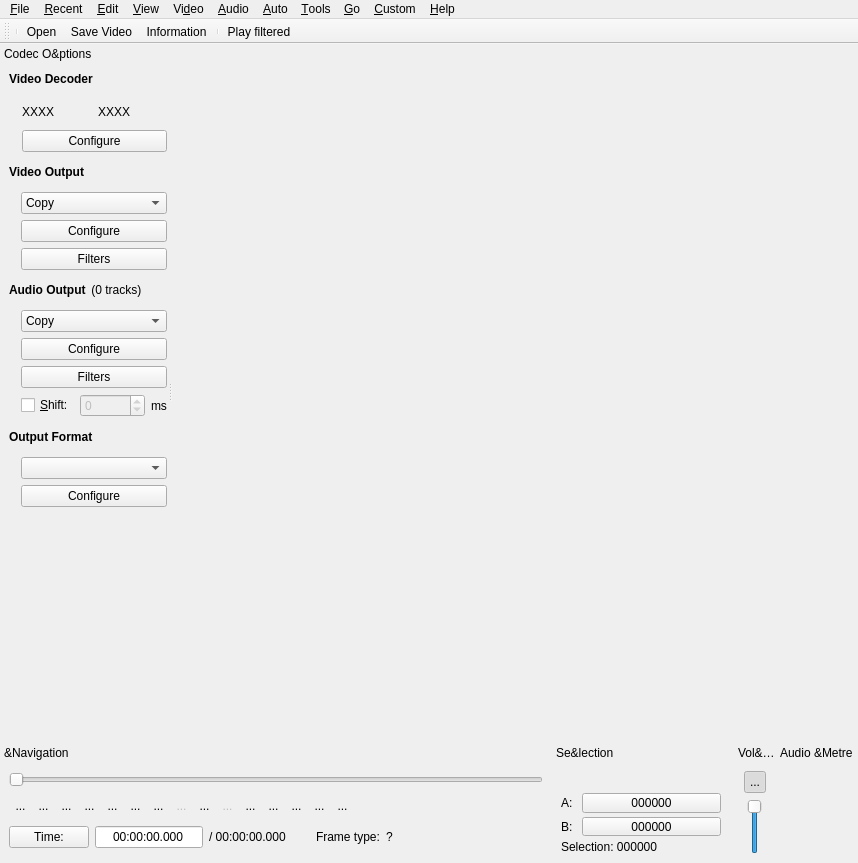
mean00/avidemux2, file avidemux/qt4/ADM_userInterfaces/ADM_gui/gui2.ui: the form before one commit.
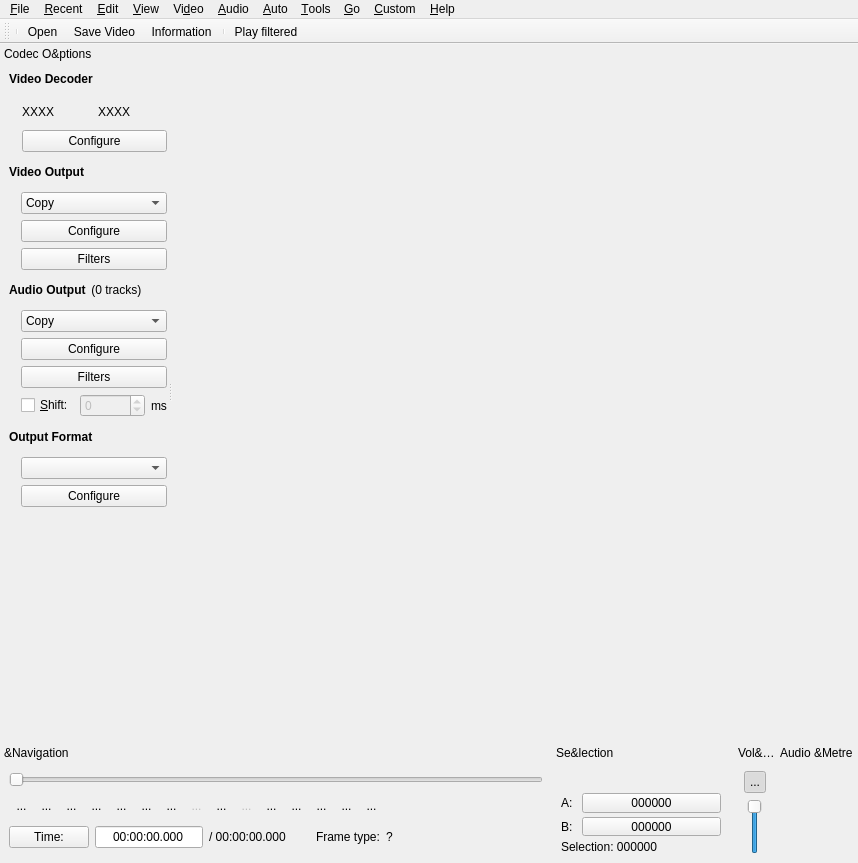
The form after the commit. Icons and pictures are not drawn. Custom widgets are drawn as their Qt base class.

Commit message: [GUI] increase button spacing

Patch:
```diff
--- a/avidemux/qt4/ADM_userInterfaces/ADM_gui/gui2.ui
+++ b/avidemux/qt4/ADM_userInterfaces/ADM_gui/gui2.ui
@@ -189,7 +189,7 @@
     <enum>Qt::PreventContextMenu</enum>
    </property>
    <property name="styleSheet">
-    <string notr="true">QToolButton{border: none;margin-left:2px;margin-right:2px;}</string>
+    <string notr="true">QToolButton{border: none;margin-left:3px;margin-right:3px;}</string>
    </property>
    <property name="orientation">
     <enum>Qt::Horizontal</enum>
@@ -983,8 +983,8 @@
            </property>
            <property name="styleSheet">
             <string notr="true">border: none;
-margin-left:2px;
-margin-right:2px;</string>
+margin-left:3px;
+margin-right:3px;</string>
            </property>
            <property name="text">
             <string>...</string>
@@ -1012,8 +1012,8 @@
            </property>
            <property name="styleSheet">
             <string notr="true">border: none;
-margin-left:2px;
-margin-right:2px;</string>
+margin-left:3px;
+margin-right:3px;</string>
            </property>
            <property name="text">
             <string>...</string>
@@ -1041,8 +1041,8 @@
            </property>
            <property name="styleSheet">
             <string notr="true">border: none;
-margin-left:2px;
-margin-right:2px;</string>
+margin-left:3px;
+margin-right:3px;</string>
            </property>
            <property name="text">
             <string>...</string>
@@ -1070,8 +1070,8 @@
            </property>
            <property name="styleSheet">
             <string notr="true">border: none;
-margin-left:2px;
-margin-right:2px;</string>
+margin-left:3px;
+margin-right:3px;</string>
            </property>
            <property name="text">
             <string>...</string>
@@ -1099,8 +1099,8 @@
            </property>
            <property name="styleSheet">
             <string notr="true">border: none;
-margin-left:2px;
-margin-right:2px;</string>
+margin-left:3px;
+margin-right:3px;</string>
            </property>
            <property name="text">
             <string>...</string>
@@ -1128,8 +1128,8 @@
            </property>
            <property name="styleSheet">
             <string notr="true">border: none;
-margin-left:2px;
-margin-right:2px;</string>
+margin-left:3px;
+margin-right:3px;</string>
            </property>
            <property name="text">
             <string>...</string>
@@ -1157,8 +1157,8 @@
            </property>
            <property name="styleSheet">
             <string notr="true">border: none;
-margin-left:2px;
-margin-right:2px;</string>
+margin-left:3px;
+margin-right:3px;</string>
            </property>
            <property name="text">
             <string>...</string>
@@ -1189,8 +1189,8 @@
            </property>
            <property name="styleSheet">
             <string notr="true">border: none;
-margin-left:2px;
-margin-right:2px;</string>
+margin-left:3px;
+margin-right:3px;</string>
            </property>
            <property name="text">
             <string>...</string>
@@ -1218,8 +1218,8 @@
            </property>
            <property name="styleSheet">
             <string notr="true">border: none;
-margin-left:2px;
-margin-right:2px;</string>
+margin-left:3px;
+margin-right:3px;</string>
            </property>
            <property name="text">
             <string>...</string>
@@ -1250,8 +1250,8 @@
            </property>
            <property name="styleSheet">
             <string notr="true">border: none;
-margin-left:2px;
-margin-right:2px;</string>
+margin-left:3px;
+margin-right:3px;</string>
            </property>
            <property name="text">
             <string>...</string>
@@ -1279,8 +1279,8 @@
            </property>
            <property name="styleSheet">
             <string notr="true">border: none;
-margin-left:2px;
-margin-right:2px;</string>
+margin-left:3px;
+margin-right:3px;</string>
            </property>
            <property name="text">
             <string>...</string>
@@ -1308,8 +1308,8 @@
            </property>
            <property name="styleSheet">
             <string notr="true">border: none;
-margin-left:2px;
-margin-right:2px;</string>
+margin-left:3px;
+margin-right:3px;</string>
            </property>
            <property name="text">
             <string>...</string>
@@ -1337,8 +1337,8 @@
            </property>
            <property name="styleSheet">
             <string notr="true">border: none;
-margin-left:2px;
-margin-right:2px;</string>
+margin-left:3px;
+margin-right:3px;</string>
            </property>
            <property name="text">
             <string>...</string>
@@ -1366,8 +1366,8 @@
            </property>
            <property name="styleSheet">
             <string notr="true">border: none;
-margin-left:2px;
-margin-right:2px;</string>
+margin-left:3px;
+margin-right:3px;</string>
            </property>
            <property name="text">
             <string>...</string>
@@ -1398,8 +1398,8 @@
            </property>
            <property name="styleSheet">
             <string notr="true">border: none;
-margin-left:2px;
-margin-right:2px;</string>
+margin-left:3px;
+margin-right:3px;</string>
            </property>
            <property name="text">
             <string>...</string>
```
